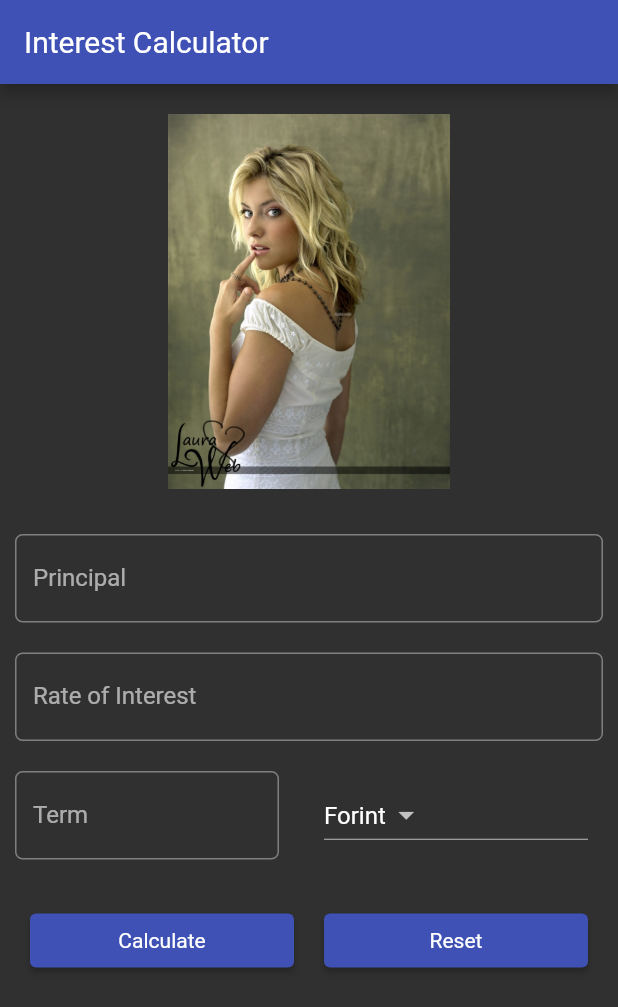
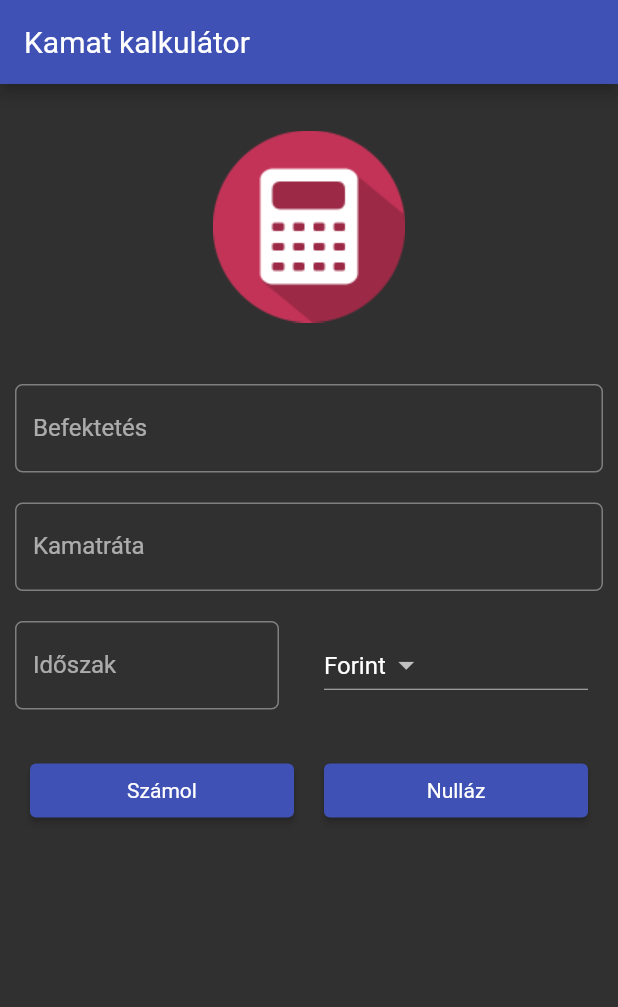
Before and after one commit to kurjakrichard/smartheard, a Flutter app: the screen it shows after launch, on a phone screen of 412 x 824 dp. Shown: the top 1007 px of the screen. Run offline on Flutter 3.47's test engine with Material 2 defaults, Android fonts, the phone set to English and light mode, and no system bars.

Commit message:
Change interest calculator language

```diff
--- a/lib/screens/home5.dart
+++ b/lib/screens/home5.dart
@@ -29,21 +29,23 @@ class _Home5State extends State<Home5> {
   Widget build(BuildContext context) {
     return Scaffold(
       appBar: AppBar(
-        title: const Text('Interest Calculator'),
+        title: const Text('Kamat kalkulátor'),
       ),
       body: Form(
         key: _formKey,
         child: ListView(
           children: <Widget>[
-            picture('images/3.jpg'),
-            inputTextField('Principal', 'Enter Principal e.g. 12.000',
+            picture('images/3.png'),
+            inputTextField(
+                'Befektetés',
+                'Add meg a befektetés összegét pl: 1.000.000!',
                 principalController),
-            inputTextField('Rate of Interest', 'In percent', roiController),
+            inputTextField('Kamatráta', '%-ban', roiController),
             Row(
               children: [
                 Expanded(
                     child: inputTextField(
-                        'Term', 'Time in years', termController)),
+                        'Időszak', 'Időszak években', termController)),
                 Container(width: 20),
                 dropDown(_currencies)
               ],
@@ -52,9 +54,9 @@ class _Home5State extends State<Home5> {
               padding: const EdgeInsets.all(20.0),
               child: Row(
                 children: [
-                  button('Calculate', calculateTotalReturn),
+                  button('Számol', calculateTotalReturn),
                   Container(width: 20),
-                  button('Reset', reset),
+                  button('Nulláz', reset),
                 ],
               ),
             ),
@@ -71,7 +73,7 @@ class _Home5State extends State<Home5> {
       child: Text(buttonText),
       onPressed: () {
         setState(() {
-          if (buttonText == 'Calculate') {
+          if (buttonText == 'Számol') {
             if (_formKey.currentState!.validate()) {
               _displayResult = buttonAction();
             }
@@ -108,7 +110,10 @@ class _Home5State extends State<Home5> {
   Widget picture(String path) {
     return Padding(
       padding: const EdgeInsets.all(20.0),
-      child: Image.asset(path, height: 250),
+      child: Image.asset(
+        path,
+        height: 150,
+      ),
     );
   }
 
@@ -119,7 +124,7 @@ class _Home5State extends State<Home5> {
       child: TextFormField(
         validator: (value) {
           if (value == null || value.isEmpty) {
-            return 'Please enter number';
+            return 'Kérlek számot adj meg!';
           }
           return null;
         },
@@ -143,7 +148,7 @@ class _Home5State extends State<Home5> {
 
     double totalAmountPayable = principal + (principal * roi * term) / 100;
 
-    return 'After $term years, your investment will be worth $totalAmountPayable $_currencyItemSelected.';
+    return '$term év múlva a befektetésed $totalAmountPayable $_currencyItemSelected-t fog érni.';
   }
 
   void reset() {
--- a/pubspec.yaml
+++ b/pubspec.yaml
@@ -62,6 +62,8 @@ flutter:
     - images/1.jpg
     - images/2.jpg
     - images/3.jpg
+    - images/3.png
+
 
   # An image asset can refer to one or more resolution-specific "variants", see
   # https://flutter.dev/assets-and-images/#resolution-aware
```
Also changed, not shown: images/3.png (added).
